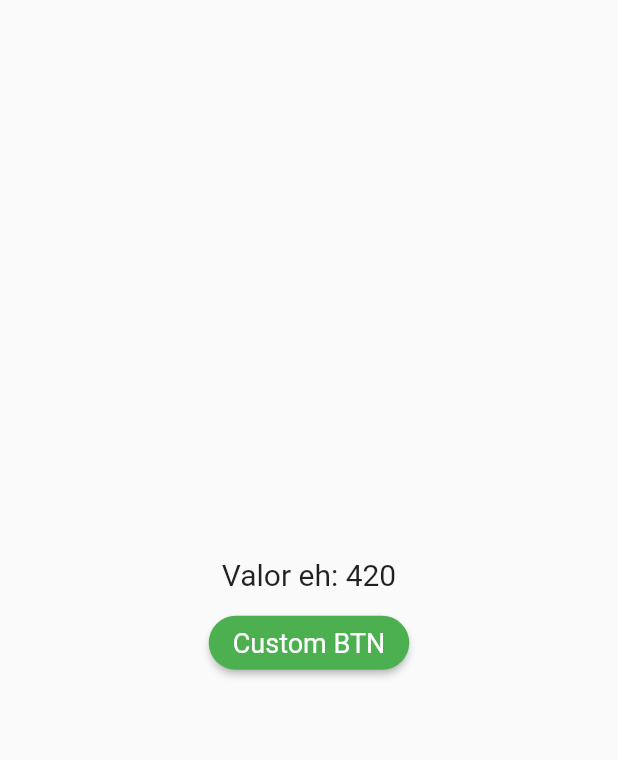
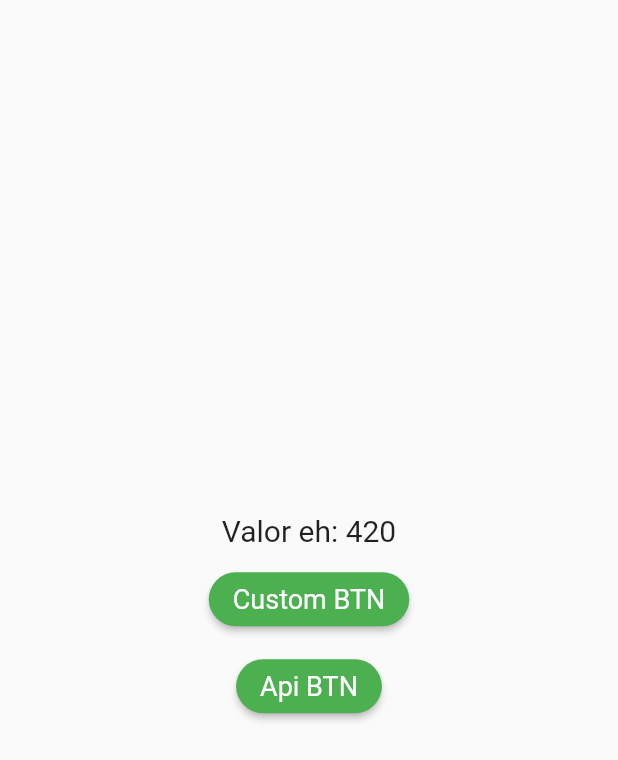
Before and after one commit to Matheus-Tankian/fluttlelvl1, a Flutter app: the screen it shows after launch, after a tap on "Custom BTN", on a phone screen of 412 x 824 dp. Shown: the top 760 px of the screen. Run offline on Flutter 3.47's test engine with Material 2 defaults, Android fonts, the phone set to English and light mode, and no system bars.

```diff
--- a/lib/gerenciamento_de_estado/pagina_um.dart
+++ b/lib/gerenciamento_de_estado/pagina_um.dart
@@ -1,8 +1,10 @@
+import 'dart:convert';
 import 'dart:math';
 
 import 'package:flutter/foundation.dart';
 import 'package:flutter/material.dart';
 import 'package:fluttlelvl1/widgets/custom_buttom_widget.dart';
+import 'package:http/http.dart' as http;
 
 class PaginaUm extends StatefulWidget {
   const PaginaUm({Key? key}) : super(key: key);
@@ -16,9 +18,22 @@ class _PaginaUmState extends State<PaginaUm> {
 
   randon() async {
     for (int i = 0; i < 10; i++) {
-      await Future.delayed(Duration(seconds: 1));
+      await Future.delayed(const Duration(seconds: 1));
 
       valorAleatorio.value = Random().nextInt(1000);
+    }
+  }
+
+  callAPI() async {
+    var client = http.Client();
+    try {
+      var response = await client.get(
+        Uri.parse('https://jsonplaceholder.typicode.com/posts'),
+      );
+      var decodedResponse = jsonDecode(response.body);
+      print(decodedResponse);
+    } finally {
+      client.close();
     }
   }
 
@@ -43,6 +58,13 @@ class _PaginaUmState extends State<PaginaUm> {
             title: "Custom BTN",
             titleSize: 18,
           ),
+          const SizedBox(height: 10),
+          CustomButtonWidget(
+            disable: false,
+            onPressed: () => callAPI(),
+            title: "Api BTN",
+            titleSize: 18,
+          ),
         ],
       )),
     );
--- a/pubspec.yaml
+++ b/pubspec.yaml
@@ -34,6 +34,7 @@ dependencies:
   # The following adds the Cupertino Icons font to your application.
   # Use with the CupertinoIcons class for iOS style icons.
   cupertino_icons: ^1.0.2
+  http: ^0.13.4
 
 dev_dependencies:
   flutter_test:
```
Also changed, not shown: pubspec.lock.
